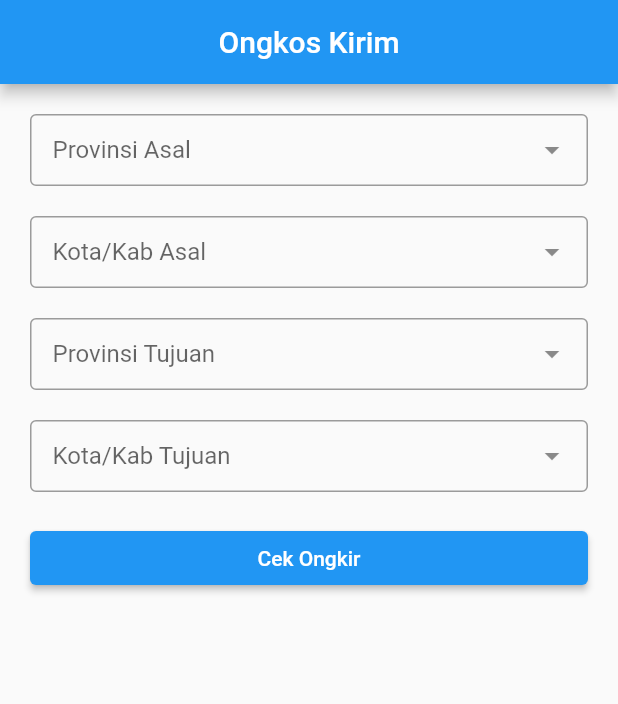
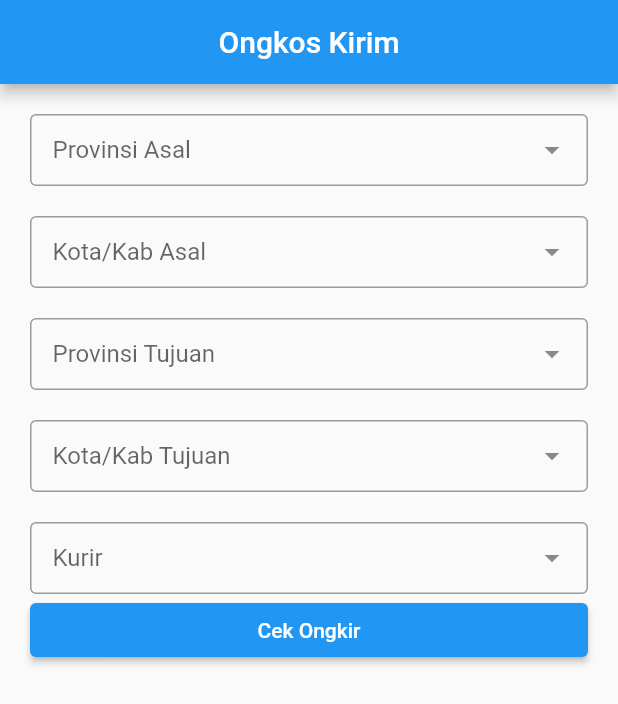
Before and after one commit to msyarifuddin/ongkir_mod, a Flutter app: the screen it shows after launch, on a phone screen of 412 x 824 dp. Shown: the top 704 px of the screen. Run offline on Flutter 3.47's test engine with Material 2 defaults, Android fonts, the phone set to English and light mode, and no system bars; drawn by our look-alikes of dropdown_search; our stand-ins replace dio, get.

Commit message:
add kurir

```diff
--- a/lib/app/modules/home/controllers/home_controller.dart
+++ b/lib/app/modules/home/controllers/home_controller.dart
@@ -5,6 +5,8 @@ class HomeController extends GetxController {
   RxString cityAsalID = "0".obs;
   RxString provTujuanID = "0".obs;
   RxString cityTujuanID = "0".obs;
+
+  RxString codeKurir = "".obs;
 
   final count = 0.obs;
   @override
--- a/lib/app/modules/home/views/home_view.dart
+++ b/lib/app/modules/home/views/home_view.dart
@@ -168,6 +168,39 @@ class HomeView extends GetView<HomeController> {
           SizedBox(
             height: 20,
           ),
+          DropdownSearch<Map<String, dynamic>>(
+            items: [
+              {
+                "code": "jne",
+                "name": "JNE",
+              },
+              {
+                "code": "pos",
+                "name": "POS Indonesia",
+              },
+              {
+                "code": "tiki",
+                "name": "TIKI",
+              },
+            ],
+            popupProps: PopupProps.menu(
+              itemBuilder: (context, item, isSelected) {
+                return ListTile(
+                  title: Text("${item['name']}"),
+                );
+              },
+            ),
+            dropdownDecoratorProps: DropDownDecoratorProps(
+              dropdownSearchDecoration: InputDecoration(
+                labelText: "Kurir",
+                contentPadding: EdgeInsets.symmetric(
+                  vertical: 10,
+                  horizontal: 15,
+                ),
+                border: OutlineInputBorder(),
+              ),
+            ),
+          ),
           ElevatedButton(
             onPressed: () {},
             child: Text(
```
